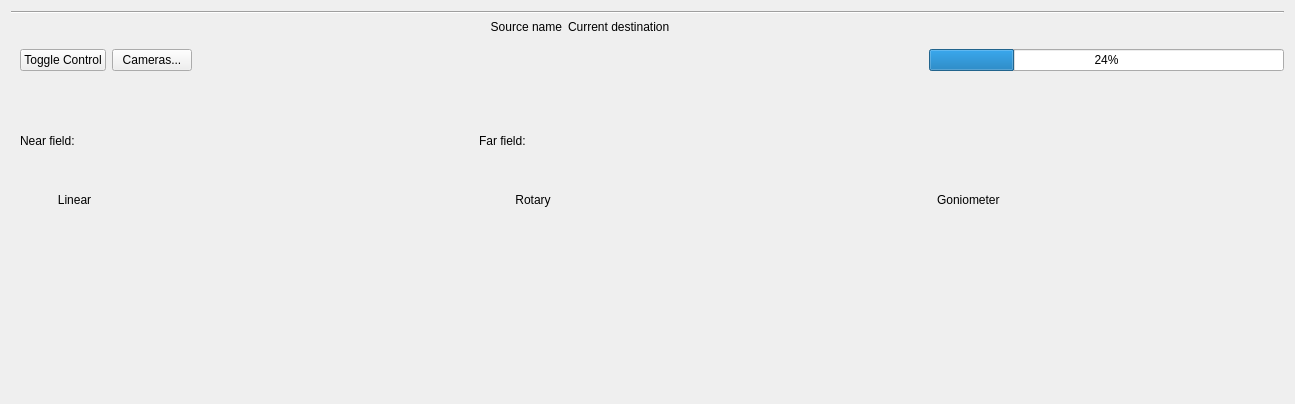
First picture: the form in btms_ui/ui/btms-source.ui, repository pcdshub/btms-ui, before the edit.
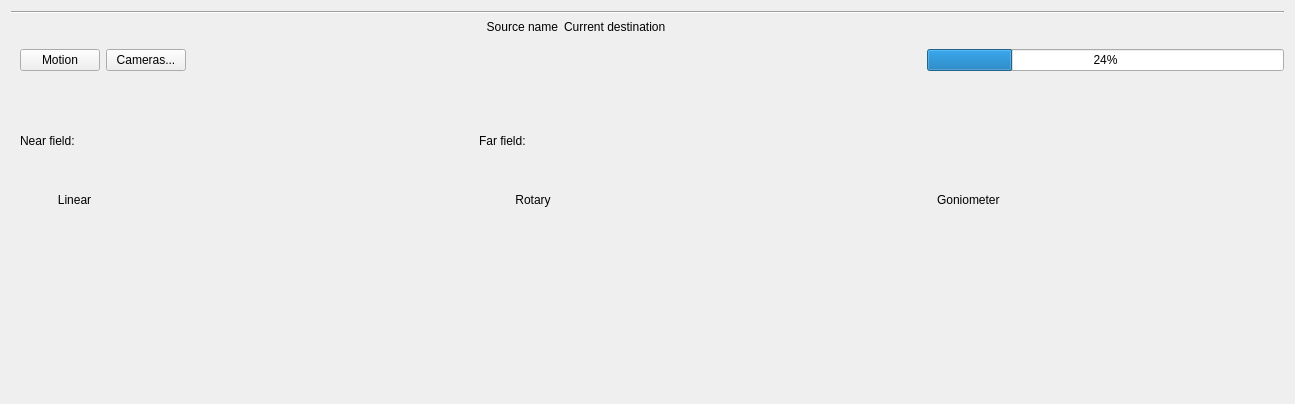
Second picture: the form after the edit. Custom widgets are drawn as their Qt base class.

Commit message: MNT: more layout tweaks

Diff of the .ui file:
```diff
--- a/btms_ui/ui/btms-source.ui
+++ b/btms_ui/ui/btms-source.ui
@@ -537,7 +537,7 @@
          </sizepolicy>
         </property>
         <property name="text">
-         <string>Toggle Control</string>
+         <string>Motion</string>
         </property>
         <property name="checkable">
          <bool>true</bool>
```
Left out of the diff: 86 changed lines with no effect on the pictures. The commit also changes 1 other file.
